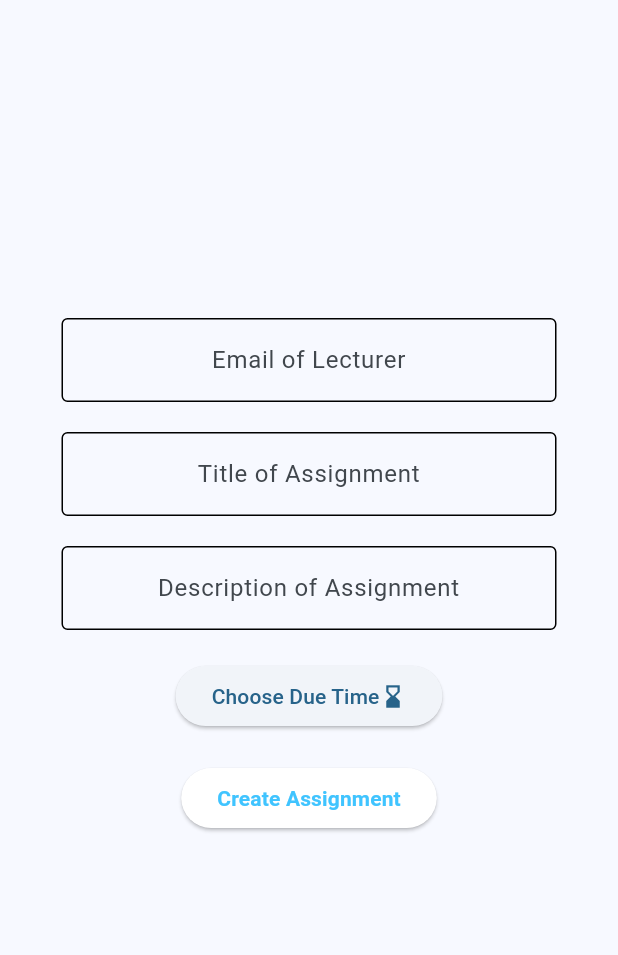
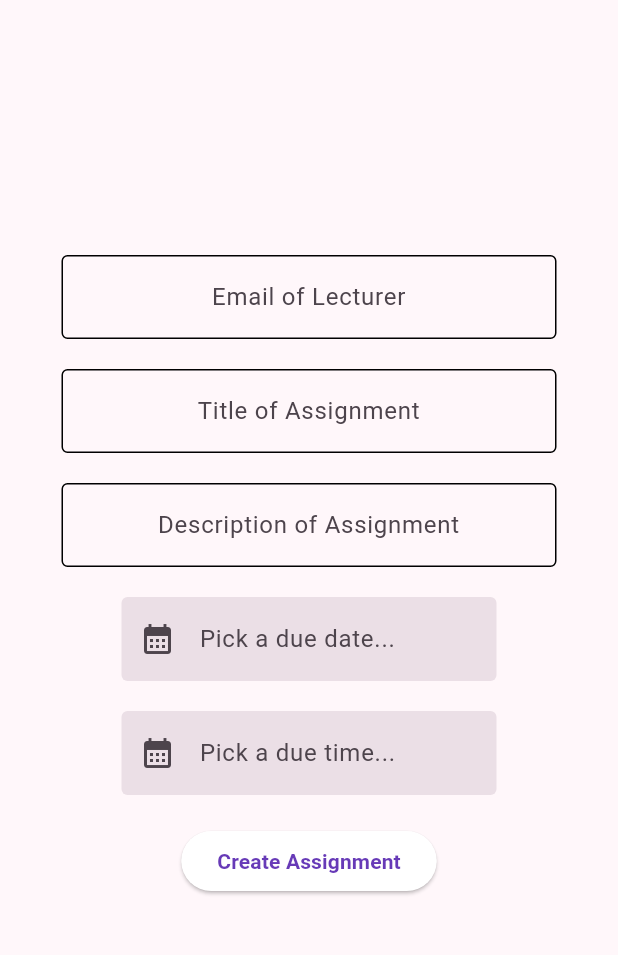
Before and after one commit to Code-Crusaders-NWU/HumanMovementSciences-NWU, a Flutter app: the AssignmentCreatePage screen opened directly, after a tap on "Create Assignment", on a phone screen of 412 x 824 dp, the part 84-1039 px from its top. Run offline on Flutter 3.47's test engine with Material 3 defaults, Android fonts, the phone set to English and light mode, and no system bars; our stand-ins replace file_picker, flutter_secure_storage, google_nav_bar, jwt_decoder; accounts and stored records are empty.

Commit message:
Assignment Creation Endpoint
Added functionality for lecturers + admins to create assignments using the backend's create assignment endpoint.

```diff
--- a/front_end/hms_frontend/lib/components/myButton.dart
+++ b/front_end/hms_frontend/lib/components/myButton.dart
@@ -17,7 +17,7 @@ class MyButton extends StatelessWidget {
       padding: const EdgeInsets.symmetric(horizontal: 25.0),
       child: ElevatedButton(
         style: ElevatedButton.styleFrom(
-          foregroundColor: Colors.lightBlueAccent,
+          foregroundColor: Colors.deepPurple,
           backgroundColor: Colors.white,
         ),
         onPressed: onPressed, //Changeable functionallity
--- a/front_end/hms_frontend/lib/main.dart
+++ b/front_end/hms_frontend/lib/main.dart
@@ -13,7 +13,7 @@ class MyApp extends StatelessWidget {
     return MaterialApp(
       title: 'Flutter Demo',
       theme: ThemeData(
-        colorScheme: ColorScheme.fromSeed(seedColor: Colors.lightBlue),
+        colorScheme: ColorScheme.fromSeed(seedColor: Colors.purple),
         useMaterial3: true,
       ),
       home: LoginScreen(),
--- a/front_end/hms_frontend/lib/pages/users.dart
+++ b/front_end/hms_frontend/lib/pages/admins/users.dart
@@ -35,7 +35,7 @@ List<Map<String, dynamic>> users= []; //List of json objects (MAP) which will be
           ),
           textAlign: TextAlign.center,
         ),
-        backgroundColor: Colors.lightBlue,
+        backgroundColor: Colors.deepPurple,
       ),
       body: Container(
         padding: EdgeInsets.all(16.0),
--- a/front_end/hms_frontend/lib/pages/home.dart
+++ b/front_end/hms_frontend/lib/pages/home.dart
@@ -16,7 +16,7 @@ class _HomePageState extends State<HomePage> {
   Widget build(BuildContext context) {
     return Scaffold(
       appBar: AppBar(title: Title(color: Colors.blue,child:  const Text('Home', style: TextStyle(color: Colors.white),),),
-      backgroundColor: Colors.blue,
+      backgroundColor: Colors.deepPurple,
       ),
       );
   }
--- a/front_end/hms_frontend/lib/pages/lecturers/createAssignmentPage.dart
+++ b/front_end/hms_frontend/lib/pages/lecturers/createAssignmentPage.dart
@@ -2,6 +2,8 @@ import 'package:flutter/material.dart';
 import 'package:flutter/widgets.dart';
 import 'package:hms_frontend/components/myButton.dart';
 import 'package:hms_frontend/components/textBox.dart';
+import 'package:hms_frontend/services/assignments.services.dart';
+import 'package:intl/intl.dart';
 
 class AssignmentCreatePage extends StatefulWidget {
   const AssignmentCreatePage({super.key});
@@ -11,11 +13,17 @@ class AssignmentCreatePage extends StatefulWidget {
 }
 
 class _AssignmentsPageState extends State<AssignmentCreatePage> {
-  TimeOfDay timeDue = TimeOfDay.now();  //Used to determine time an assignment is due
+  TimeOfDay timeDue =
+      TimeOfDay.now(); //Used to determine time an assignment is due
+  DateTime dueDate = DateTime.now();
+
+  final  _dateController = TextEditingController();
+  final  _timeController = TextEditingController();
 
   final lecturerController = TextEditingController();
   final titleController = TextEditingController();
   final descriptionController = TextEditingController();
+  String _errorMessage = "";
 
   @override
   Widget build(BuildContext context) {
@@ -33,13 +41,12 @@ class _AssignmentsPageState extends State<AssignmentCreatePage> {
       ),
       body: Padding(
         padding: EdgeInsets.all(16.0),
-        child: Center(child: Column(
+        child: Center(
+          child: Column(
             mainAxisAlignment: MainAxisAlignment.center,
-
             children: <Widget>[
-
               TextBox(
-                controller: titleController,
+                controller: lecturerController,
                 hintText: 'Email of Lecturer',
                 obscureText: false,
               ),
@@ -62,36 +69,174 @@ class _AssignmentsPageState extends State<AssignmentCreatePage> {
 
               const SizedBox(height: 20), //Used for spacing
 
+
+              Column(
+                mainAxisAlignment: MainAxisAlignment.center,
+                children: [
+                  Container(
+                    width: 250,
+                    child: TextField(
+                      controller: _dateController,
+                      decoration: const InputDecoration(
+                          labelText: 'Pick a due date...',
+                          filled: true,
+                          prefixIcon: Icon(Icons.calendar_month),
+                          enabledBorder:
+                              OutlineInputBorder(borderSide: BorderSide.none),
+                          focusedBorder: OutlineInputBorder(
+                              borderSide: BorderSide(color: Colors.deepPurple))),
+                      onTap: () async {
+                        await _selectDate();
+                      },
+                      readOnly: true,
+                    ),
+                  ),
+                  const SizedBox(height: 20),
                   //Get the time an assignment is due
-              ElevatedButton(onPressed: () async {
-                final TimeOfDay? timeOfDay = await showTimePicker(context: context,
-                initialTime: timeDue,
-                initialEntryMode: TimePickerEntryMode.dial);
-                if (timeOfDay !=null){
-                  setState(() {
-                    timeDue = timeOfDay;
-                  });
-                }
-              }, child: const Row(
-                mainAxisSize: MainAxisSize.min,   //Only fit all children
-                children: [
-                  Text('Choose Due Time'),
-                  Icon(Icons.hourglass_bottom),
+                  Container(
+                    width: 250,
+                    child: TextField(
+                      controller: _timeController,
+                      decoration: const InputDecoration(
+                          labelText: 'Pick a due time...',
+                          filled: true,
+                          prefixIcon: Icon(Icons.calendar_month),
+                          enabledBorder:
+                              OutlineInputBorder(borderSide: BorderSide.none),
+                          focusedBorder: OutlineInputBorder(
+                              borderSide: BorderSide(color: Colors.deepPurple))),
+                      onTap: () async {
+                        await _selectTime();
+                      },
+                      readOnly: true,
+                    ),
+                  ),
                 ],
-              ),
               ),
 
               const SizedBox(height: 20), //Used for spacing
 
-              MyButton(text: 'Create Assignment', onPressed: (){
+
+              MyButton(text: 'Create Assignment', onPressed: () {
+                _createAssignment(8, lecturerController.text, 100, titleController.text, descriptionController.text);
 
               })
-
-
-
             ],
-        ),),
+          ),
+        ),
       ),
     );
   }
+
+  Future<void> _selectDate() async {
+    DateTime? pickedDate = await showDatePicker(
+        context: context,
+        firstDate: DateTime.now(),
+        lastDate: DateTime(2100),
+        initialDate: DateTime.now());
+
+    if (pickedDate != null) {
+      setState(() {
+        dueDate = pickedDate;
+        _dateController.text = pickedDate.toString().split(" ")[0];
+      });
     }
+  }
+
+  Future<void> _selectTime() async {
+    final TimeOfDay? timeOfDay = await showTimePicker(
+        context: context,
+        initialTime: timeDue,
+        initialEntryMode: TimePickerEntryMode.dial);
+    if (timeOfDay != null ) {
+      setState(() {
+        _timeController.text = timeOfDay.toString();
+        timeDue = timeOfDay;
+      });
+    }
+  }
+
+  Future <void> _createAssignment(int assignmentNumber, String lecturerEmail,
+   int total, String title, String description) async{
+      try {
+        if (_validator()){
+        DateTime now = DateTime.now().toLocal();
+        String formattedDate = DateFormat("yyyy-MM-ddTHH:mm:ss'Z'").format(now);
+        DateTime dDate = combineDateAndTime(dueDate, timeDue).toUtc();
+
+        String dueDateFinal = formatDate(dDate); // Format dates correctly
+
+        bool aStatus = await AssignmentService().createAssignment(assignmentNumber, formattedDate,
+                                                lecturerEmail, total, dueDateFinal,
+                                                  title, description);
+
+          if(aStatus) {
+            setState(() {
+            _errorMessage = "Assignment Created Successfully";
+            lecturerController.clear();
+            titleController.clear();
+            descriptionController.clear();
+            _dateController.clear();
+            _timeController.clear();
+
+          });
+          }
+        }
+        else{
+          throw Exception('Cannot create assignment');
+        }
+
+      } catch (e) {
+        throw "$e.message";
+      }
+  }
+
+  bool _validator(){
+    if (lecturerController.text.isEmpty) {
+      setState(() {
+        _errorMessage = "Lecturer email is empty";
+
+      });
+      return false;
+    }//lecturer if
+
+    if (titleController.text.isEmpty){
+      setState(() {
+        _errorMessage = "Title field is empty";
+      });
+      return false;
+    }
+
+    if(descriptionController.text.isEmpty){
+      setState(() {
+        _errorMessage = "Description field is empty";
+      });
+      return false;
+    }
+
+    if(_dateController.text.isEmpty){
+      setState(() {
+        _errorMessage = "Due date is empty";
+      });
+      return false;
+    }
+    if(_timeController.text.isEmpty){
+      setState(() {
+        _errorMessage = "Due time is empty";
+      });
+      return false;
+    }
+
+    return true;
+
+  }//validator
+
+  String formatDate(DateTime date) {
+  return date.toUtc().toIso8601String().replaceFirst(RegExp(r'\.\d{3}Z$'), 'Z');
+}
+  DateTime combineDateAndTime(DateTime date, TimeOfDay time) {
+  return DateTime(date.year, date.month, date.day, time.hour, time.minute);
+}
+
+
+}
--- a/front_end/hms_frontend/lib/pages/login.dart
+++ b/front_end/hms_frontend/lib/pages/login.dart
@@ -6,7 +6,7 @@ import 'package:hms_frontend/components/myButton.dart';
 import 'package:hms_frontend/components/textBox.dart';
 import 'package:hms_frontend/pages/signup.dart';
 import 'package:hms_frontend/constants.dart';
-import 'package:hms_frontend/pages/users.dart';
+import 'package:hms_frontend/pages/admins/users.dart';
 import 'package:http/http.dart' as http;
 import 'package:hms_frontend/services/token.services.dart';
 import 'package:hms_frontend/services/auth.services.dart';
@@ -87,7 +87,7 @@ class _LoginScreenState extends State<LoginScreen> {
           ),
           textAlign: TextAlign.center,
         ),
-        backgroundColor: Colors.lightBlue,
+        backgroundColor: Colors.deepPurple,
       ),
       body: Padding(
         padding: const EdgeInsets.all(16.0),
@@ -112,7 +112,7 @@ class _LoginScreenState extends State<LoginScreen> {
               //Text wdiget to display nice message
               const Card(
                 elevation: 20,
-                color: Colors.lightBlueAccent,
+                color: Colors.deepPurple,
                 child: Padding(
                   padding: EdgeInsets.all(15.0),
                   child: Column(
--- a/front_end/hms_frontend/lib/pages/students/media.dart
+++ b/front_end/hms_frontend/lib/pages/students/media.dart
@@ -25,7 +25,7 @@ class _MediaPageState extends State<MediaPage> {
             ),
           ),
         ),
-        backgroundColor: Colors.lightBlue,
+        backgroundColor: Colors.deepPurple,
       ),
       body: SafeArea(
         child: Center(
--- a/front_end/hms_frontend/lib/pages/students/students.navigator.dart
+++ b/front_end/hms_frontend/lib/pages/students/students.navigator.dart
@@ -30,9 +30,9 @@ class _ScreenNavigatorState extends State<ScreenNavigator> {
       child: Scaffold(
         body: pages[selectedIndex],
         bottomNavigationBar: GNav(
-          backgroundColor: Colors.black,
-          color: Colors.white,
-          activeColor: Colors.lightBlueAccent[200],
+          backgroundColor: Colors.transparent,
+          color: Colors.black,
+          activeColor: Colors.deepPurple[500],
           gap: 5,
           tabs: const [
             GButton(
--- a/front_end/hms_frontend/lib/pages/students/studentsAssignment.dart
+++ b/front_end/hms_frontend/lib/pages/students/studentsAssignment.dart
@@ -45,7 +45,7 @@ class _StudentAssignmentsPageState extends State<StudentsAssignmentsPage> {
           ),
           textAlign: TextAlign.center,
         ),
-        backgroundColor: Colors.lightBlue,
+        backgroundColor: Colors.deepPurple,
       ),
       body: Container(
         child: Center(
--- a/front_end/hms_frontend/lib/pages/submissions.dart
+++ b/front_end/hms_frontend/lib/pages/submissions.dart
@@ -20,7 +20,7 @@ class _SubmissionsPageState extends State<SubmissionsPage> {
           ),
           textAlign: TextAlign.center,
         ),
-        backgroundColor: Colors.lightBlue,
+        backgroundColor: Colors.deepPurple,
       ),
       body: const Padding(
 
```
Also changed, not shown: front_end/hms_frontend/lib/services/assignments.services.dart (+42 -0 lines). Lines whose indentation alone changed are shown as unchanged.
